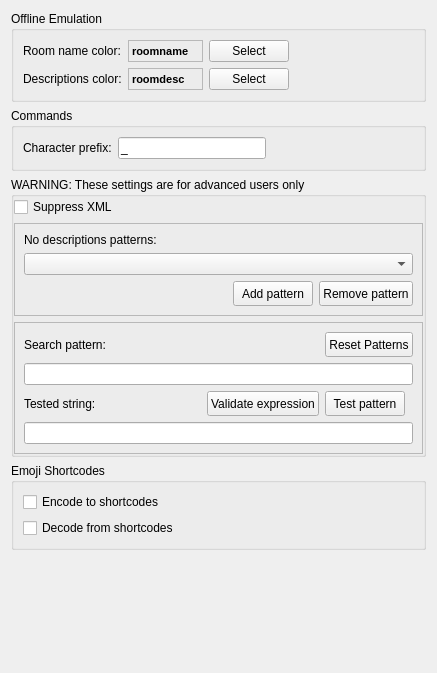
Qt form src/preferences/parserpage.ui (MUME/MMapper) before a commit.
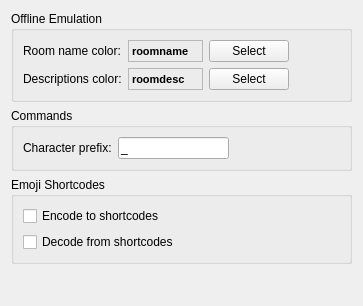
The same form after that commit.

The edit to the form file:
```diff
--- a/src/preferences/parserpage.ui
+++ b/src/preferences/parserpage.ui
@@ -2,14 +2,6 @@
 <ui version="4.0">
  <class>ParserPage</class>
  <widget class="QWidget" name="ParserPage">
-  <property name="geometry">
-   <rect>
-    <x>0</x>
-    <y>0</y>
-    <width>437</width>
-    <height>673</height>
-   </rect>
-  </property>
   <property name="sizePolicy">
    <sizepolicy hsizetype="Minimum" vsizetype="Minimum">
     <horstretch>0</horstretch>
@@ -205,255 +197,6 @@
    <item>
     <widget class="QGroupBox" name="groupBox_2">
      <property name="title">
-      <string>WARNING: These settings are for advanced users only</string>
-     </property>
-     <layout class="QVBoxLayout" name="verticalLayout">
-      <property name="leftMargin">
-       <number>0</number>
-      </property>
-      <property name="topMargin">
-       <number>0</number>
-      </property>
-      <property name="rightMargin">
-       <number>0</number>
-      </property>
-      <property name="bottomMargin">
-       <number>0</number>
-      </property>
-      <item>
-       <widget class="QCheckBox" name="suppressXmlTagsCheckBox">
-        <property name="text">
-         <string>Suppress XML</string>
-        </property>
-       </widget>
-      </item>
-      <item>
-       <widget class="QFrame" name="frame_2">
-        <property name="frameShape">
-         <enum>QFrame::StyledPanel</enum>
-        </property>
-        <property name="frameShadow">
-         <enum>QFrame::Sunken</enum>
-        </property>
-        <layout class="QGridLayout">
-         <property name="leftMargin">
-          <number>9</number>
-         </property>
-         <property name="topMargin">
-          <number>9</number>
-         </property>
-         <property name="rightMargin">
-          <number>9</number>
-         </property>
-         <property name="bottomMargin">
-          <number>9</number>
-         </property>
-         <property name="spacing">
-          <number>6</number>
-         </property>
-         <item row="1" column="0" colspan="3">
-          <widget class="QComboBox" name="endDescPatternsList">
-           <property name="sizePolicy">
-            <sizepolicy hsizetype="Expanding" vsizetype="Fixed">
-             <horstretch>0</horstretch>
-             <verstretch>0</verstretch>
-            </sizepolicy>
-           </property>
-           <property name="focusPolicy">
-            <enum>Qt::StrongFocus</enum>
-           </property>
-           <property name="editable">
-            <bool>false</bool>
-           </property>
-           <property name="duplicatesEnabled">
-            <bool>false</bool>
-           </property>
-          </widget>
-         </item>
-         <item row="2" column="2">
-          <widget class="QPushButton" name="removeEndDescPattern">
-           <property name="sizePolicy">
-            <sizepolicy hsizetype="Fixed" vsizetype="Fixed">
-             <horstretch>0</horstretch>
-             <verstretch>0</verstretch>
-            </sizepolicy>
-           </property>
-           <property name="minimumSize">
-            <size>
-             <width>0</width>
-             <height>25</height>
-            </size>
-           </property>
-           <property name="text">
-            <string>Remove pattern</string>
-           </property>
-          </widget>
-         </item>
-         <item row="2" column="1">
-          <widget class="QPushButton" name="addEndDescPattern">
-           <property name="sizePolicy">
-            <sizepolicy hsizetype="Fixed" vsizetype="Fixed">
-             <horstretch>0</horstretch>
-             <verstretch>0</verstretch>
-            </sizepolicy>
-           </property>
-           <property name="minimumSize">
-            <size>
-             <width>0</width>
-             <height>25</height>
-            </size>
-           </property>
-           <property name="text">
-            <string>Add pattern</string>
-           </property>
-          </widget>
-         </item>
-         <item row="0" column="0" colspan="2">
-          <widget class="QLabel" name="textLabel1_6">
-           <property name="frameShadow">
-            <enum>QFrame::Raised</enum>
-           </property>
-           <property name="text">
-            <string>No descriptions patterns:</string>
-           </property>
-           <property name="buddy">
-            <cstring>endDescPatternsList</cstring>
-           </property>
-          </widget>
-         </item>
-        </layout>
-       </widget>
-      </item>
-      <item>
-       <widget class="QFrame" name="frame">
-        <property name="frameShape">
-         <enum>QFrame::StyledPanel</enum>
-        </property>
-        <property name="frameShadow">
-         <enum>QFrame::Sunken</enum>
-        </property>
-        <layout class="QGridLayout">
-         <property name="leftMargin">
-          <number>9</number>
-         </property>
-         <property name="topMargin">
-          <number>9</number>
-         </property>
-         <property name="rightMargin">
-          <number>9</number>
-         </property>
-         <property name="bottomMargin">
-          <number>9</number>
-         </property>
-         <property name="spacing">
-          <number>6</number>
-         </property>
-         <item row="2" column="2">
-          <widget class="QPushButton" name="testPattern">
-           <property name="sizePolicy">
-            <sizepolicy hsizetype="Fixed" vsizetype="Fixed">
-             <horstretch>0</horstretch>
-             <verstretch>0</verstretch>
-            </sizepolicy>
-           </property>
-           <property name="minimumSize">
-            <size>
-             <width>0</width>
-             <height>25</height>
-            </size>
-           </property>
-           <property name="text">
-            <string>Test pattern</string>
-           </property>
-          </widget>
-         </item>
-         <item row="2" column="1">
-          <widget class="QPushButton" name="validPattern">
-           <property name="sizePolicy">
-            <sizepolicy hsizetype="Fixed" vsizetype="Fixed">
-             <horstretch>0</horstretch>
-             <verstretch>0</verstretch>
-            </sizepolicy>
-           </property>
-           <property name="minimumSize">
-            <size>
-             <width>0</width>
-             <height>25</height>
-            </size>
-           </property>
-           <property name="text">
-            <string>Validate expression</string>
-           </property>
-          </widget>
-         </item>
-         <item row="0" column="0">
-          <widget class="QLabel" name="textLabel1_4_2_3">
-           <property name="text">
-            <string>Search pattern:</string>
-           </property>
-           <property name="buddy">
-            <cstring>newPattern</cstring>
-           </property>
-          </widget>
-         </item>
-         <item row="2" column="0">
-          <widget class="QLabel" name="textLabel1_4_2_2_3">
-           <property name="text">
-            <string>Tested string:</string>
-           </property>
-           <property name="buddy">
-            <cstring>testString</cstring>
-           </property>
-          </widget>
-         </item>
-         <item row="1" column="0" colspan="3">
-          <widget class="QLineEdit" name="newPattern">
-           <property name="sizePolicy">
-            <sizepolicy hsizetype="Expanding" vsizetype="Fixed">
-             <horstretch>0</horstretch>
-             <verstretch>0</verstretch>
-            </sizepolicy>
-           </property>
-          </widget>
-         </item>
-         <item row="3" column="0" colspan="3">
-          <widget class="QLineEdit" name="testString">
-           <property name="sizePolicy">
-            <sizepolicy hsizetype="Expanding" vsizetype="Fixed">
-             <horstretch>0</horstretch>
-             <verstretch>0</verstretch>
-            </sizepolicy>
-           </property>
-          </widget>
-         </item>
-         <item row="0" column="2">
-          <widget class="QPushButton" name="resetPatterns">
-           <property name="sizePolicy">
-            <sizepolicy hsizetype="Fixed" vsizetype="Fixed">
-             <horstretch>0</horstretch>
-             <verstretch>0</verstretch>
-            </sizepolicy>
-           </property>
-           <property name="minimumSize">
-            <size>
-             <width>0</width>
-             <height>25</height>
-            </size>
-           </property>
-           <property name="text">
-            <string>Reset Patterns</string>
-           </property>
-          </widget>
-         </item>
-        </layout>
-       </widget>
-      </item>
-     </layout>
-    </widget>
-   </item>
-   <item>
-    <widget class="QGroupBox" name="groupBox_4">
-     <property name="title">
       <string>Emoji Shortcodes</string>
      </property>
      <layout class="QGridLayout" name="gridLayout">
```
Left out of the diff: 11 changed lines with no effect on the pictures.
